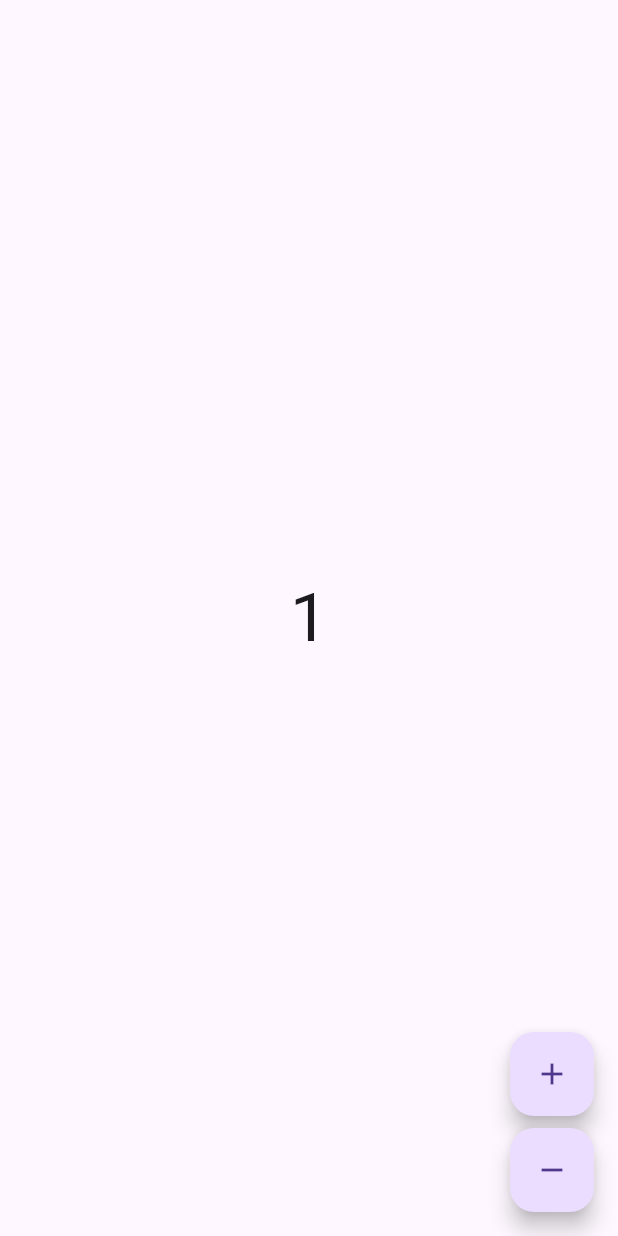
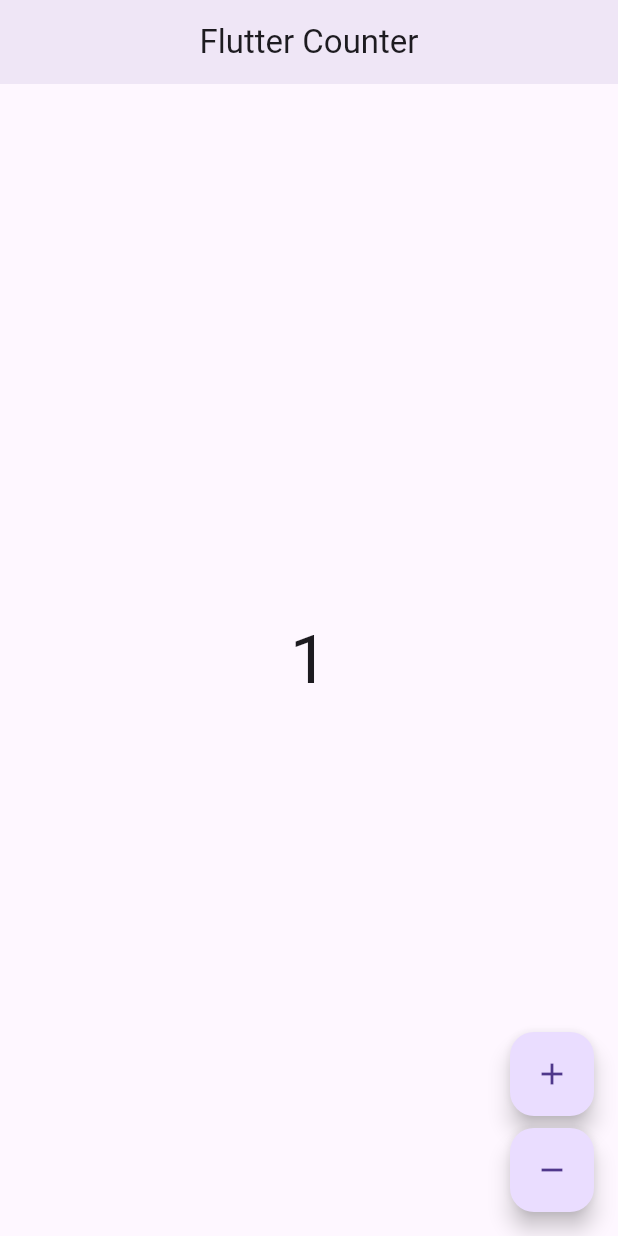
Before and after one commit to chotixity/bloc_number_counter, a Flutter app: the screen it shows after launch, after a tap on the "add" icon, on a phone screen of 412 x 824 dp. Run offline on Flutter 3.47's test engine with Material 3 defaults, Android fonts, the phone set to English and light mode, and no system bars; our stand-ins replace bloc, cloud_firestore, equatable, firebase_core, flutter_bloc; accounts and stored records are empty; generated files the repository leaves out were written again.

Commit message:
:sparkles: added an appBar and initializing from firebase

```diff
--- a/lib/app.dart
+++ b/lib/app.dart
@@ -4,6 +4,7 @@ import 'package:fun_bloc/counter/counter.dart';
 class CounterApp extends MaterialApp {
   const CounterApp({super.key})
       : super(
+          title: 'Flutter Counter',
           home: const CounterPage(),
           debugShowCheckedModeBanner: false,
         );
--- a/lib/counter/blocs/counter_bloc.dart
+++ b/lib/counter/blocs/counter_bloc.dart
@@ -14,6 +14,7 @@ class CounterBloc extends Bloc<CounterEvent, CounterState> {
   CounterBloc() : super(const CounterState(counterValue: 0)) {
     on<Increment>(_increment);
     on<Decrement>(_decrement);
+    _initializeCounter();
   }
 
   void _increment(Increment event, Emitter<CounterState> emit) async {
@@ -33,4 +34,13 @@ class CounterBloc extends Bloc<CounterEvent, CounterState> {
         .set({'value': currentCounter});
     emit(CounterState(counterValue: currentCounter));
   }
+
+  Future<void> _initializeCounter() async {
+    final doc = await _firestore.collection('counters').doc(docId).get();
+    if (doc.exists) {
+      emit(CounterState(counterValue: doc['value']));
+    } else {
+      await _firestore.collection('counters').doc(docId).set({'value': 0});
+    }
+  }
 }
--- a/lib/counter/view/counter_view.dart
+++ b/lib/counter/view/counter_view.dart
@@ -9,6 +9,11 @@ class CounterView extends StatelessWidget {
   Widget build(BuildContext context) {
     final textTheme = Theme.of(context).textTheme;
     return Scaffold(
+      appBar: AppBar(
+        elevation: 5,
+        title: const Text('Flutter Counter'),
+        centerTitle: true,
+      ),
       body: Center(
         child: BlocBuilder<CounterBloc, CounterState>(
           builder: (context, state) {
```
